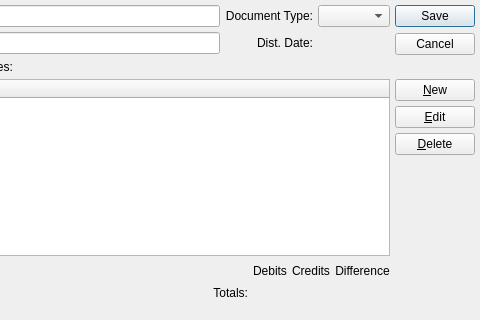
Before: the Qt Designer form xtuple/trunk/guiclient/glSeries.ui in WooodHead/xtuple, drawn with Qt 5; both pictures show x 95 to 575 and y 0 to 320 of the 575 by 507 pixel window.
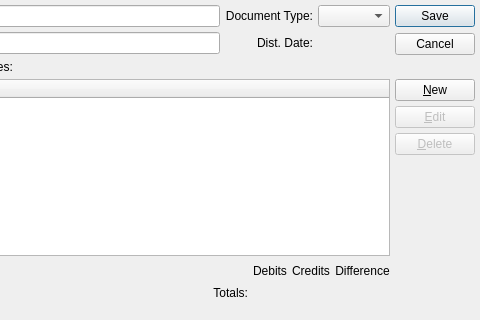
After: the same form once the commit is applied. Custom widgets are drawn as their Qt base class.

```diff
--- a/xtuple/trunk/guiclient/glSeries.ui
+++ b/xtuple/trunk/guiclient/glSeries.ui
@@ -154,6 +154,9 @@
      </item>
      <item>
       <widget class="QPushButton" name="_edit">
+       <property name="enabled">
+        <bool>false</bool>
+       </property>
        <property name="text">
         <string>&amp;Edit</string>
        </property>
@@ -161,6 +164,9 @@
      </item>
      <item>
       <widget class="QPushButton" name="_delete">
+       <property name="enabled">
+        <bool>false</bool>
+       </property>
        <property name="text">
         <string>&amp;Delete</string>
        </property>
```
Left out of the diff: 32 changed lines with no effect on the pictures.
